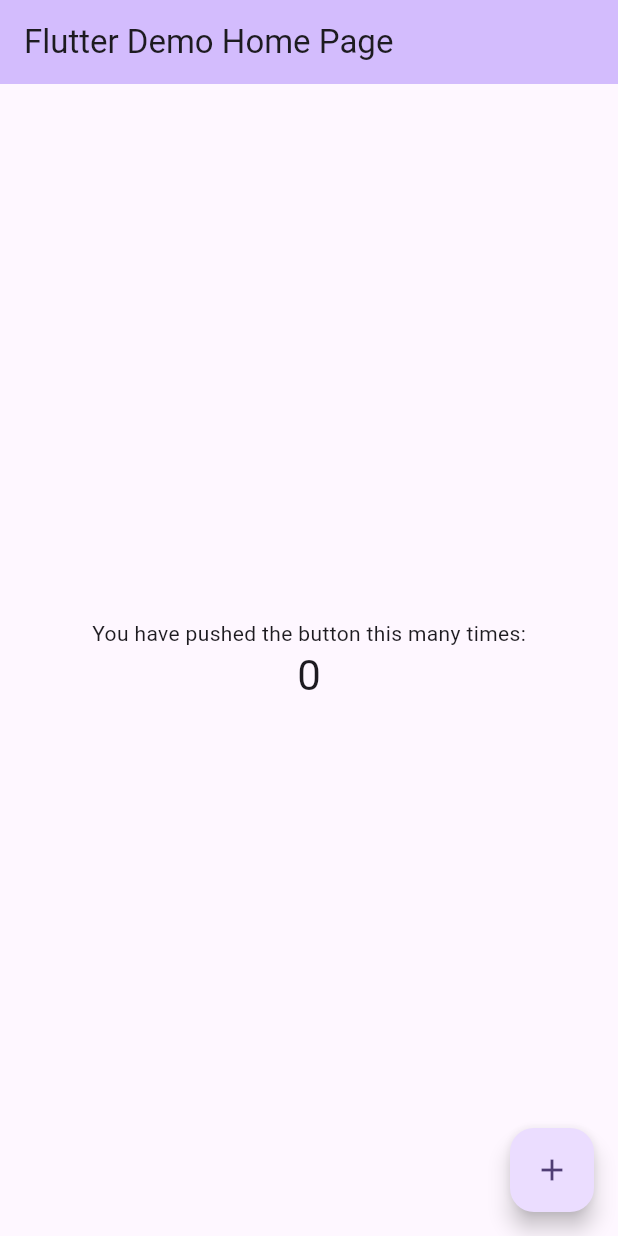
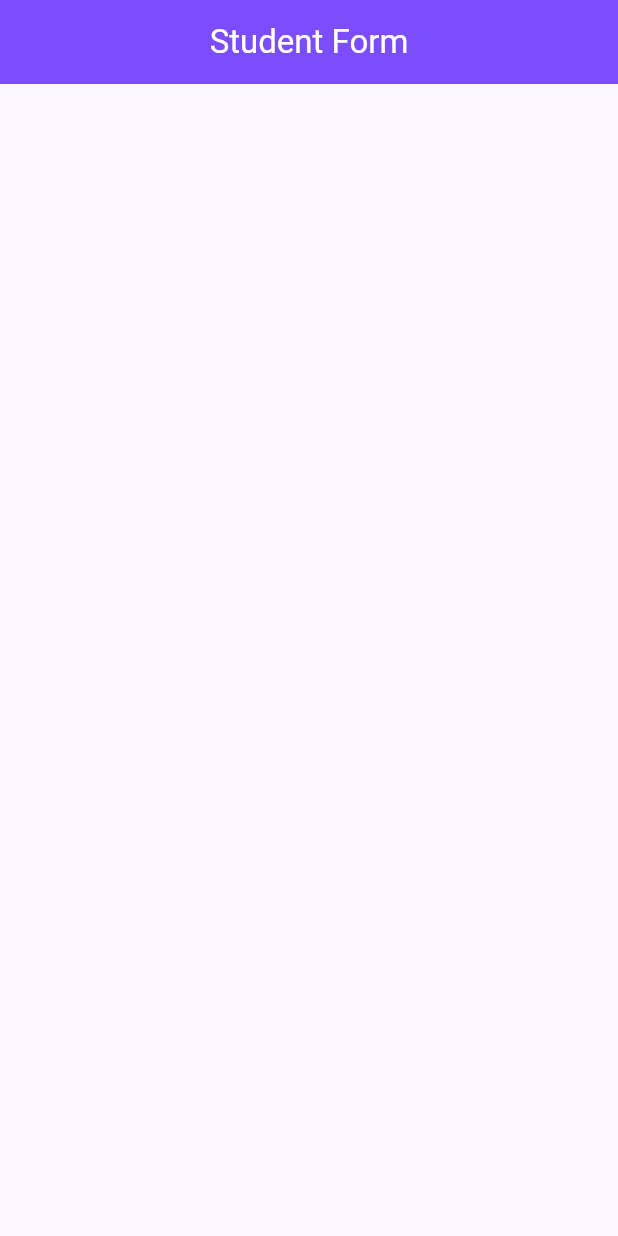
Before and after one commit to hasti7609/flutter_full_course, a Flutter app: the screen it shows after launch, on a phone screen of 412 x 824 dp. Run offline on Flutter 3.47's test engine with Material 3 defaults, Android fonts, the phone set to English and light mode, and no system bars.

```diff
--- a/lib/dart/class and objects/dart_class_objects.dart
+++ b/lib/dart/class and objects/dart_class_objects.dart
@@ -1,7 +1,7 @@
 
 void main(){
   print("Creating and Objects");
-  Human().numbers();
+  Human().numbers();//creating class objects
 }
 
 class Human{
--- a/lib/dart/first_dart.dart
+++ b/lib/dart/first_dart.dart
@@ -4,5 +4,6 @@ import 'dart:io';
 void main(){
  print("Hello World");
  stdout.write("Enter Your Name: ");
-
+ var name = stdin.readLineSync();
+ print("Welcome $name");
 }
--- /dev/null
+++ b/lib/flutter widgets/form.dart
@@ -0,0 +1,22 @@
+import 'package:flutter/material.dart';
+
+class FormScreen extends StatefulWidget {
+  const FormScreen({super.key});
+
+  @override
+  State<FormScreen> createState() => _FormScreenState();
+}
+
+class _FormScreenState extends State<FormScreen> {
+  @override
+  Widget build(BuildContext context) {
+    return Scaffold(
+      appBar: AppBar(
+        centerTitle: true,
+        title: Text("Student Form",
+        style: TextStyle(color: Colors.white),),
+        backgroundColor: Colors.deepPurpleAccent,
+      ),
+    );
+  }
+}
--- a/lib/main.dart
+++ b/lib/main.dart
@@ -1,4 +1,5 @@
 import 'package:flutter/material.dart';
+import 'package:strating_flutter/flutter%20widgets/form.dart';
 
 void main() {
   runApp(const MyApp());
@@ -10,60 +11,12 @@ class MyApp extends StatelessWidget {
   @override
   Widget build(BuildContext context) {
     return MaterialApp(
-      title: 'Flutter Demo',
+      title: 'Flutter Practice',
       theme: ThemeData(
         colorScheme: ColorScheme.fromSeed(seedColor: Colors.deepPurple),
         useMaterial3: true,
       ),
-      home: const MyHomePage(title: 'Flutter Demo Home Page'),
+      home: const FormScreen(),
     );
   }
 }
-
-class MyHomePage extends StatefulWidget {
-  const MyHomePage({super.key, required this.title});
-
-  final String title;
-
-  @override
-  State<MyHomePage> createState() => _MyHomePageState();
-}
-
-class _MyHomePageState extends State<MyHomePage> {
-  int _counter = 0;
-
-  void _incrementCounter() {
-    setState(() {
-      _counter++;
-    });
-  }
-
-  @override
-  Widget build(BuildContext context) {
-    return Scaffold(
-      appBar: AppBar(
-        backgroundColor: Theme.of(context).colorScheme.inversePrimary,
-        title: Text(widget.title),
-      ),
-      body: Center(
-        child: Column(
-          mainAxisAlignment: MainAxisAlignment.center,
-          children: <Widget>[
-            const Text(
-              'You have pushed the button this many times:',
-            ),
-            Text(
-              '$_counter',
-              style: Theme.of(context).textTheme.headlineMedium,
-            ),
-          ],
-        ),
-      ),
-      floatingActionButton: FloatingActionButton(
-        onPressed: _incrementCounter,
-        tooltip: 'Increment',
-        child: const Icon(Icons.add),
-      ),
-    );
-  }
-}
```
